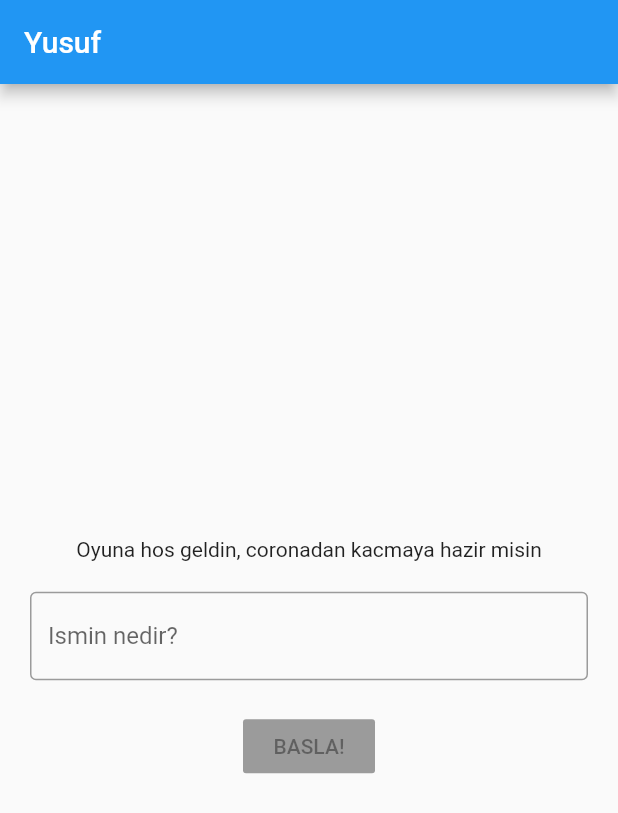
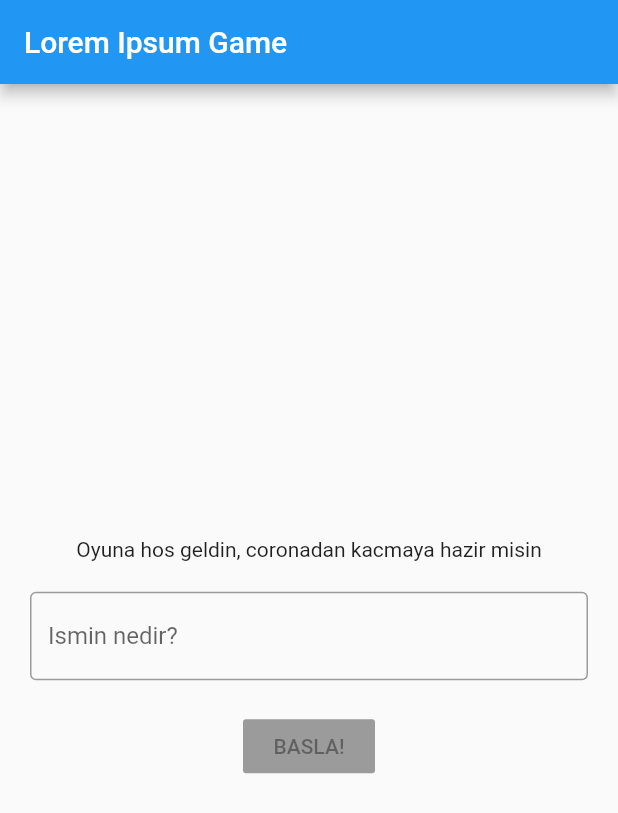
Before and after one commit to yusufketen/Lorem-Ipsum, a Flutter app: the screen it shows after launch, on a phone screen of 412 x 824 dp. Shown: the top 813 px of the screen. Run offline on Flutter 3.47's test engine with Material 2 defaults, Android fonts, the phone set to English and light mode, and no system bars; our stand-ins replace marquee.

Commit message:
Title is updated

```diff
--- a/lib/main.dart
+++ b/lib/main.dart
@@ -152,7 +152,7 @@ class _MyAppHomeState extends State<MyAppHome> {
       ];
     return Scaffold(
       appBar: AppBar(
-        title: Text('Yusuf'),
+        title: Text('Lorem Ipsum Game'),
       ),
       body: Center(
         child: Column(
```
